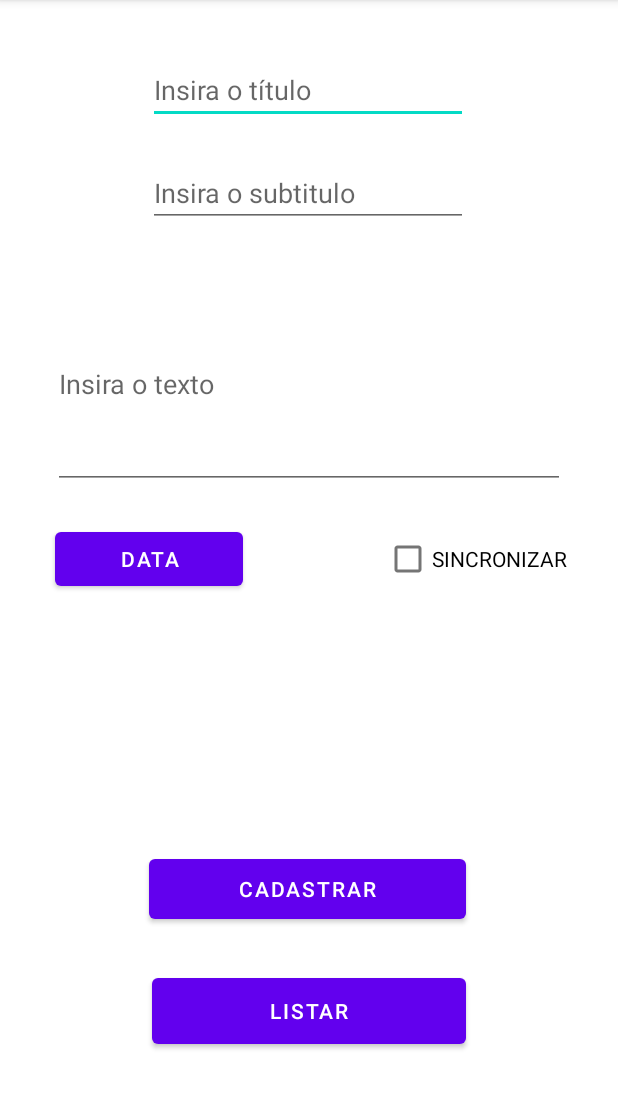
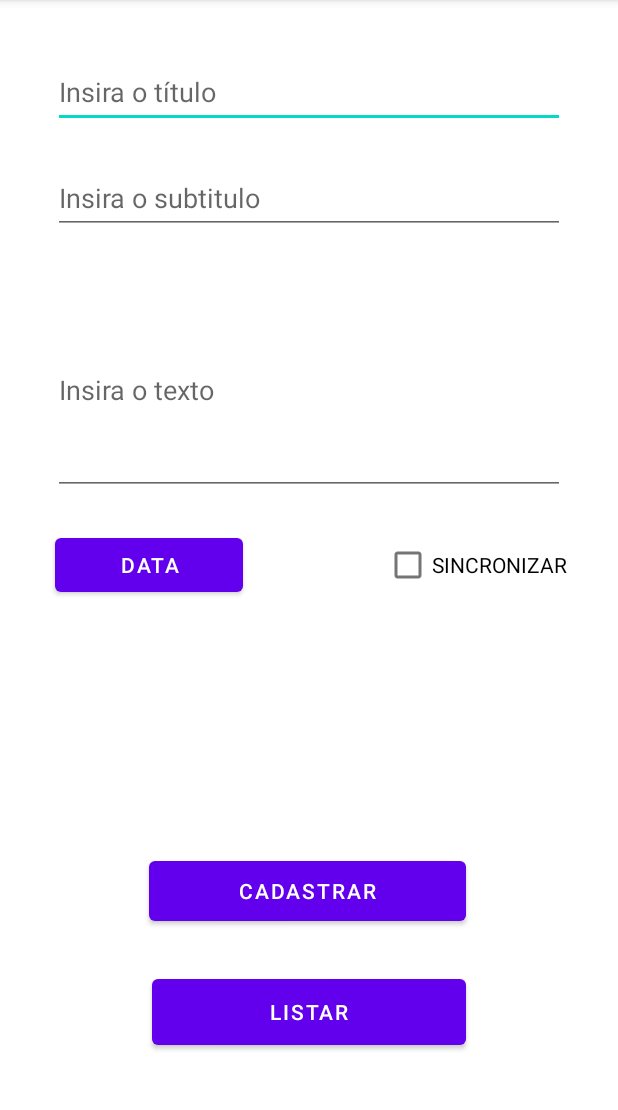
Before and after one commit to ivarejao/Todo, an Android app: the screen it shows after launch (MainActivity), on a phone screen of 412 x 824 dp, the part 84-1194 px from its top. Run offline under Robolectric (Android 15) with nearby library versions, the phone set to English and light mode, and no system bars; our stand-ins replace Room's generated code.

Commit message:
Comentando MainActivity e resolvendo warnings

```diff
--- a/app/src/main/java/com/androidapp/todo/activities/MainActivity.kt
+++ b/app/src/main/java/com/androidapp/todo/activities/MainActivity.kt
@@ -1,11 +1,11 @@
 package com.androidapp.todo.activities
 
+import android.annotation.SuppressLint
 import android.app.DatePickerDialog
 import android.content.Intent
 import androidx.appcompat.app.AppCompatActivity
 import android.os.Bundle
 import android.text.Editable
-import android.widget.DatePicker
 import android.widget.Toast
 import androidx.room.Room
 import com.androidapp.todo.database.TaskDatabase
@@ -16,50 +16,60 @@ import java.util.*
 
 class MainActivity : AppCompatActivity() {
 
-    lateinit var db : TaskDatabase
+    // Banco de dados da aplicação.
+    private lateinit var db : TaskDatabase
     private lateinit var binding: ActivityMainBinding
 
-    var cal:Calendar = Calendar.getInstance()
+    // Calendario e data como variáveis globais.
+    private var cal:Calendar = Calendar.getInstance()
     private var date : String = ""
 
+    @SuppressLint("SimpleDateFormat")
     override fun onCreate(savedInstanceState: Bundle?) {
         // Inicializa a tela principal da aplicação.
         super.onCreate(savedInstanceState)
+
+        // Fazendo binding da tela para não ter que buscar os elementos da mesma toda hora.
         binding = ActivityMainBinding.inflate(layoutInflater)
         val view = binding.root
         setContentView(view)
 
-        // Cria o banco de dados.
+        // Recupera o banco de dados.
         db = Room.databaseBuilder(applicationContext, TaskDatabase::class.java, "TaskList").build()
 
-        // Cria o evento de seleção da data.
-        val dateSetListener = object : DatePickerDialog.OnDateSetListener{
-            override fun onDateSet(view: DatePicker?, year: Int, month: Int, dayOfMonth: Int) {
+        // Evento que ocorre quando a data for selecionada dentro do dialog.
+        val dateSetListener =
+            DatePickerDialog.OnDateSetListener { _, year, month, dayOfMonth ->
                 cal.set(Calendar.YEAR, year)
                 cal.set(Calendar.MONTH, month)
                 cal.set(Calendar.DAY_OF_MONTH, dayOfMonth)
 
+                // Faz a formatação da data lida usando o locale da Itália pois era o que mais se adaptava
+                // ao nosso sistema de data dentre os locales disponiveis.
                 val formatador = SimpleDateFormat("dd//MM/yyyy", Locale.ITALY)
 
                 date = formatador.format(cal.time)
             }
 
-        }
-
+        // Criando o handler para quando o botão 'DATA' for clicado.
         binding.date.setOnClickListener{
+            // Cria um dialog para a seleção da data.
             DatePickerDialog(this@MainActivity, dateSetListener,
                 cal.get(Calendar.YEAR),
                 cal.get(Calendar.MONTH),
                 cal.get(Calendar.DAY_OF_MONTH)).show()
         }
 
+        // Criando o handler para quando o botão 'CADASTRAR' for clicado.
         binding.register.setOnClickListener{
 
+            // Recuperação dos valores digitados nos campos.
             val title = binding.title.text.toString()
             val subtitle = binding.subtitle.text.toString()
             val text = binding.text.text.toString()
             val sync = binding.checkBox.isChecked
 
+            // Tratamento das variáveis lidas.
             when {
                 title.trim().isEmpty() -> {
                     Toast.makeText(this, "Título da tarefa não pode estar em branco!", Toast.LENGTH_SHORT).show()
@@ -78,39 +88,48 @@ class MainActivity : AppCompatActivity() {
                     return@setOnClickListener
                 }
                 else -> {
+                    // Caso as variáveis estejam todas preenchidas, executa este código
                     val format = SimpleDateFormat("dd//MM/yyyy")
 
+                    // Cria uma instancia da classe tarefa.
                     val task = Task(
                         0,
                         title,
                         subtitle,
                         text,
-                        format.parse(date.toString()),
+                        format.parse(date),
                         sync
                     )
 
+                    // Insere o objeto no banco de dados e limpa a tela.
+                    // Dentro de uma thread para não atrapalhar o usuário.
                     Thread{
                         db.TaskDao().insertTasks(task)
                         runOnUiThread {
-                            val str = ""
-                            binding.title.text = createEditable(str)
-                            binding.subtitle.text = createEditable(str)
-                            binding.text.text = createEditable(str)
+                            binding.title.text = createEditable()
+                            binding.subtitle.text = createEditable()
+                            binding.text.text = createEditable()
                             date = ""
                             if (sync)
                                 binding.checkBox.toggle()
                         }
                     }.start()
+
+                    //
+                    // TODO
+                    // Caso sync seja true interagir com a API google calendar
+                    //
                 }
             }
         }
 
+        // Criando o handler para quando o botão 'LISTAR' for clicado
         binding.list.setOnClickListener{
+            // Muda a tela para a activity List
             val intent = Intent(applicationContext, List::class.java)
             startActivity(intent)
         }
     }
 
-    private fun createEditable(text : String) = Editable.Factory.getInstance().newEditable(text)
-
+    private fun createEditable() = Editable.Factory.getInstance().newEditable("")
 }
--- a/app/src/main/res/layout/activity_main.xml
+++ b/app/src/main/res/layout/activity_main.xml
@@ -8,11 +8,13 @@
 
     <EditText
         android:id="@+id/title"
-        android:layout_width="wrap_content"
+        android:layout_width="341dp"
         android:layout_height="wrap_content"
         android:ems="10"
         android:hint="@string/insira_o_titulo"
+        android:importantForAutofill="no"
         android:inputType="textPersonName"
+        android:minHeight="48dp"
         app:layout_constraintBottom_toBottomOf="parent"
         app:layout_constraintEnd_toEndOf="parent"
         app:layout_constraintHorizontal_bias="0.497"
@@ -22,11 +24,13 @@
 
     <EditText
         android:id="@+id/subtitle"
-        android:layout_width="wrap_content"
+        android:layout_width="341dp"
         android:layout_height="wrap_content"
         android:ems="10"
         android:hint="@string/insira_o_subtitulo"
+        android:importantForAutofill="no"
         android:inputType="textPersonName"
+        android:minHeight="48dp"
         app:layout_constraintBottom_toBottomOf="parent"
         app:layout_constraintEnd_toEndOf="parent"
         app:layout_constraintHorizontal_bias="0.497"
@@ -96,5 +100,6 @@
         app:layout_constraintEnd_toEndOf="parent"
         app:layout_constraintStart_toStartOf="parent"
         app:layout_constraintTop_toBottomOf="@+id/subtitle"
-        app:layout_constraintVertical_bias="0.074" />
+        app:layout_constraintVertical_bias="0.074"
+        android:importantForAutofill="no" />
 </androidx.constraintlayout.widget.ConstraintLayout>
```
